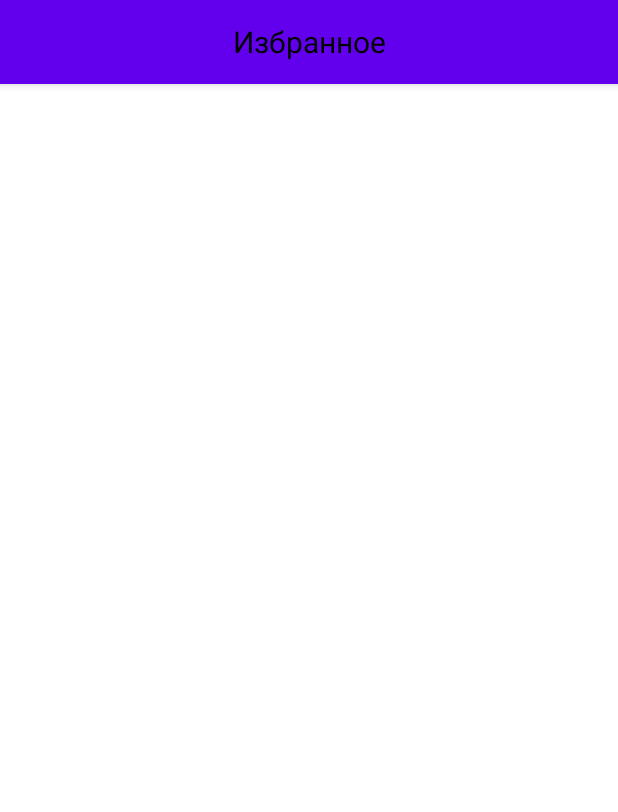
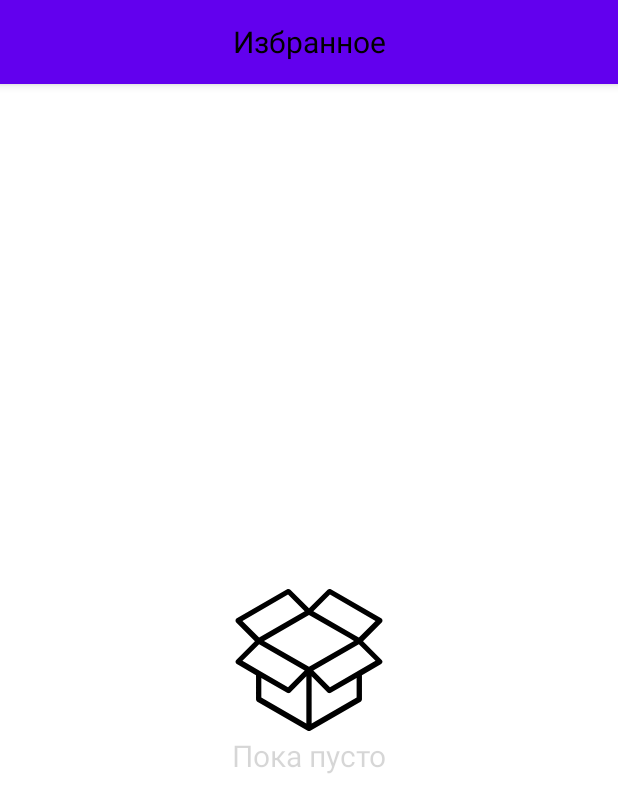
Before and after one commit to kazantsevdv/smartpuzzle, an Android app: the fragment FavoriteFragment shown on its own in the app's theme, on a phone screen of 412 x 824 dp. Shown: the top 812 px of the screen. Run offline under Robolectric (Android 15) with nearby library versions, the phone set to English and light mode, and no system bars; our stand-ins replace Dagger/Hilt's generated code, Room's generated code.

```diff
--- /dev/null
+++ b/domain/src/main/java/com/kazantsev/domain/model/Preference.kt
@@ -0,0 +1,6 @@
+package com.kazantsev.domain.model
+
+data class Preference(
+    val difficult: Int,
+    val notShowSolved: Boolean
+)
--- a/domain/src/main/java/com/kazantsev/domain/repository/DataStore.kt
+++ b/domain/src/main/java/com/kazantsev/domain/repository/DataStore.kt
@@ -1,8 +1,10 @@
 package com.kazantsev.domain.repository
 
+import com.kazantsev.domain.model.Preference
 import kotlinx.coroutines.flow.Flow
 
 interface DataStore {
     suspend fun setDifficult(difficult: Int)
-    val difficultMode: Flow<Int>
+    suspend fun setNotShowSolved(solved: Boolean)
+    val preferenceMode: Flow<Preference>
 }
--- a/ui-favorite-screen/src/main/java/com/kazantsev/ui_favorite_screen/FavoriteFragment.kt
+++ b/ui-favorite-screen/src/main/java/com/kazantsev/ui_favorite_screen/FavoriteFragment.kt
@@ -4,6 +4,7 @@ import android.os.Bundle
 import android.view.LayoutInflater
 import android.view.View
 import android.view.ViewGroup
+import androidx.core.view.isVisible
 import androidx.fragment.app.viewModels
 import androidx.lifecycle.Lifecycle
 import androidx.lifecycle.lifecycleScope
@@ -26,7 +27,7 @@ class FavoriteFragment : BaseFragment<FavoriteFragmentBinding>() {
 
 
     private val adapter by lazy(LazyThreadSafetyMode.NONE) {
-        PuzzleAdapter(onListItemClickListener,onItemFavoriteClickListener)
+        PuzzleAdapter(onListItemClickListener, onItemFavoriteClickListener)
     }
 
     override fun onViewCreated(view: View, savedInstanceState: Bundle?) {
@@ -38,6 +39,9 @@ class FavoriteFragment : BaseFragment<FavoriteFragmentBinding>() {
 
                 launch {
                     viewModel.loadPuzzleFavoriteList().collect {
+                      binding.emptyImage.isVisible=it.isEmpty()
+                        binding.emptyMessage.isVisible=it.isEmpty()
+                        binding.list.isVisible=it.isNotEmpty()
                         adapter.submitList(it)
                     }
                 }
@@ -45,7 +49,6 @@ class FavoriteFragment : BaseFragment<FavoriteFragmentBinding>() {
             }
         }
     }
-
 
 
     private val onListItemClickListener: OnListItemClickListener =
@@ -61,9 +64,10 @@ class FavoriteFragment : BaseFragment<FavoriteFragmentBinding>() {
     private val onItemFavoriteClickListener: OnListItemClickListener =
         object : OnListItemClickListener {
             override fun onItemClick(puzzle: Puzzle) {
-               viewModel.setFavorite(puzzle)
+                viewModel.setFavorite(puzzle)
             }
         }
+
     override fun initBinding(
         inflater: LayoutInflater,
         container: ViewGroup?
--- /dev/null
+++ b/ui-favorite-screen/src/main/res/drawable/empty.xml
@@ -0,0 +1,9 @@
+<vector xmlns:android="http://schemas.android.com/apk/res/android"
+    android:width="1000dp"
+    android:height="1000dp"
+    android:viewportWidth="1000"
+    android:viewportHeight="1000">
+  <path
+      android:fillColor="#FF000000"
+      android:pathData="M860.3,374.7l124.4,-124.4c4,-3.9 5.8,-9.4 5.2,-14.8c-0.8,-5.6 -4,-10.4 -8.7,-13.2L645.7,28.5c-6.9,-4 -15.7,-2.8 -21.3,2.9L500,155.8L375.6,31.5c-5.7,-5.7 -14.4,-6.9 -21.4,-2.9L18.8,222.4c-4.9,2.8 -8,7.6 -8.7,13.2c-0.7,5.3 1,10.9 4.9,14.8l124.4,124.4L15.1,499.3c-3.9,3.9 -5.7,9.4 -4.9,14.8c0.6,5.4 3.8,10.3 8.7,13l128,74v161.2c0,6.4 3.4,12.2 8.8,15.4l335.5,193.9c2.7,1.7 5.8,2.3 8.8,2.3c3,0 6.1,-0.7 8.8,-2.3l335.4,-193.9c5.4,-3.2 8.8,-9 8.8,-15.4V601.1l128.1,-74c4.7,-2.8 7.9,-7.6 8.7,-13c0.7,-5.5 -1.2,-10.9 -5.2,-14.8L860.3,374.7L860.3,374.7zM799.9,372.5L500,545.8L200,372.5l224.9,-130l75.1,-43.3l271.3,156.6L799.9,372.5L799.9,372.5zM639.8,63.8l303.6,175.6l-111,111l-18.2,-10.5L528.7,174.9L639.8,63.8L639.8,63.8zM360.2,63.8l111.1,111.1L167.5,350.3l-111.1,-111L360.2,63.8L360.2,63.8zM167.5,394.6l303.6,175.6l-111,111L173.3,573.2c-0.1,0 -0.1,0 -0.1,0L56.4,505.7L167.5,394.6L167.5,394.6zM182.2,619.3l172,99.3c2.8,1.7 5.8,2.4 8.8,2.4c0.4,0 0.6,-0.4 1,-0.4c4.1,-0.1 8.3,-1.5 11.5,-4.7l106.8,-106.8v314.2L182.2,749.8L182.2,619.3L182.2,619.3zM817.6,749.8l-300,173.4V609.1l106.6,106.8c3.1,3.1 7.2,4.4 11.4,4.7c0.4,0 0.7,0.4 1,0.4c3.1,0 6.1,-0.7 8.8,-2.4l172,-99.3V749.8L817.6,749.8zM639.7,681.1l-111,-111l303.7,-175.6l111,111.1L639.7,681.1L639.7,681.1z"/>
+</vector>
--- a/ui-favorite-screen/src/main/res/layout/favorite_fragment.xml
+++ b/ui-favorite-screen/src/main/res/layout/favorite_fragment.xml
@@ -47,4 +47,25 @@
         app:layout_constraintBottom_toBottomOf="parent"
         app:layout_constraintTop_toBottomOf="@+id/appBarLayout"
         tools:layout_editor_absoluteX="-8dp" />
+
+    <ImageView
+        android:id="@+id/empty_image"
+        android:layout_width="100dp"
+        android:layout_height="100dp"
+        android:src="@drawable/empty"
+        app:layout_constraintBottom_toBottomOf="parent"
+        app:layout_constraintEnd_toEndOf="parent"
+        app:layout_constraintStart_toStartOf="parent"
+        app:layout_constraintTop_toBottomOf="@+id/appBarLayout" />
+
+    <TextView
+        android:id="@+id/emptyMessage"
+        android:layout_width="wrap_content"
+        android:layout_height="wrap_content"
+        android:alpha="0.3"
+        android:text="@string/nothing_here"
+        android:textSize="20sp"
+        app:layout_constraintEnd_toEndOf="parent"
+        app:layout_constraintStart_toStartOf="parent"
+        app:layout_constraintTop_toBottomOf="@+id/empty_image" />
 </androidx.constraintlayout.widget.ConstraintLayout>
--- /dev/null
+++ b/ui-favorite-screen/src/main/res/values/strings.xml
@@ -0,0 +1,4 @@
+<?xml version="1.0" encoding="utf-8"?>
+<resources>
+    <string name="nothing_here">Пока пусто</string>
+</resources>
--- a/ui-puzzle-screen/src/main/res/values/strings.xml
+++ b/ui-puzzle-screen/src/main/res/values/strings.xml
@@ -8,4 +8,5 @@
     <string name="medium">Средние</string>
     <string name="hard">Сложные</string>
     <string name="filter">Filter</string>
+    <string name="notshowsolved">Не показывать решенные</string>
 </resources>
```
Also changed, not shown: data/src/main/java/com/kazantsev/data/preference/DataStoreManagerImpl.kt (+14 -2 lines), domain/src/main/java/com/kazantsev/domain/use_case/NotShowSolvedSaveUseCase.kt (added, +13 -0 lines), domain/src/main/java/com/kazantsev/domain/use_case/PreferenceFlowUseCase.kt (renamed from domain/src/main/java/com/kazantsev/domain/use_case/DifficultFlowUseCase.kt, +4 -5 lines), ui-common/src/main/java/com/kazantsev/ui_common/TabFragment.kt (+18 -5 lines), ui-common/src/main/res/drawable/ic_baseline_settings_24.xml (added, +10 -0 lines), ui-common/src/main/res/layout-land/fragment_main.xml (added, +31 -0 lines), ui-puzzle-screen/src/main/java/com/kazantsev/ui_puzzle_screen/PuzzleFragment.kt (+10 -4 lines), ui-puzzle-screen/src/main/java/com/kazantsev/ui_puzzle_screen/PuzzleViewModel.kt (+12 -2 lines), ui-puzzle-screen/src/main/res/layout/filter_dialog.xml (+11 -0 lines).
